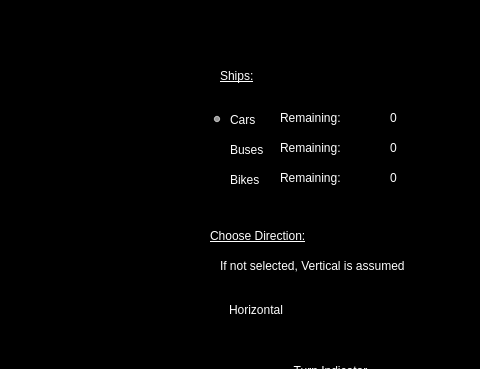
The window that FrontEndMain/FrontEndMain/placementpage.ui (drewanderson17/BattleShips) describes before a commit, drawn with Qt 5; both pictures show x 320 to 800 and y 0 to 369 of the 800 by 600 pixel window.
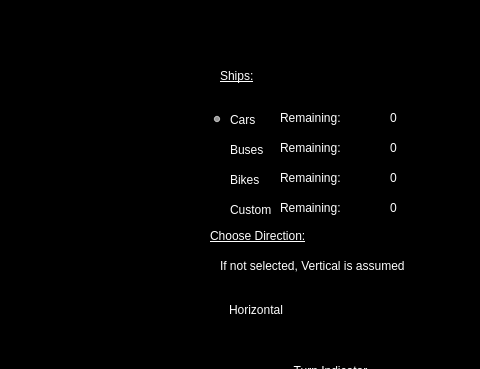
The same window after the commit.

Commit message: Placement window is working with the seperated classes. Next Steps:  - Switching between grid objects on the placement screen  - Shot Screen  - Options Screen

```diff
--- a/FrontEndMain/FrontEndMain/placementpage.ui
+++ b/FrontEndMain/FrontEndMain/placementpage.ui
@@ -425,6 +425,57 @@
     <string>Horizontal</string>
    </property>
   </widget>
+  <widget class="QRadioButton" name="customRadio">
+   <property name="geometry">
+    <rect>
+     <x>530</x>
+     <y>200</y>
+     <width>61</width>
+     <height>19</height>
+    </rect>
+   </property>
+   <property name="styleSheet">
+    <string notr="true">color: rgb(255, 255, 255);
+font: 14pt &quot;MS Shell Dlg 2&quot;;</string>
+   </property>
+   <property name="text">
+    <string>Custom</string>
+   </property>
+  </widget>
+  <widget class="QLabel" name="RemainingLabel_4">
+   <property name="geometry">
+    <rect>
+     <x>600</x>
+     <y>200</y>
+     <width>101</width>
+     <height>16</height>
+    </rect>
+   </property>
+   <property name="styleSheet">
+    <string notr="true">color: rgb(255, 255, 255);
+font: 14pt &quot;MS Shell Dlg 2&quot;;</string>
+   </property>
+   <property name="text">
+    <string>Remaining:</string>
+   </property>
+  </widget>
+  <widget class="QLabel" name="customTotal">
+   <property name="geometry">
+    <rect>
+     <x>710</x>
+     <y>200</y>
+     <width>47</width>
+     <height>16</height>
+    </rect>
+   </property>
+   <property name="styleSheet">
+    <string notr="true">color: rgb(255, 255, 255);
+font: 14pt &quot;MS Shell Dlg 2&quot;;</string>
+   </property>
+   <property name="text">
+    <string>0</string>
+   </property>
+  </widget>
  </widget>
  <resources/>
  <connections/>
```
The commit also changes 7 other files.
